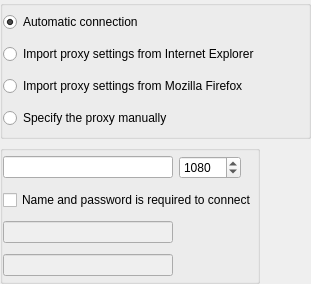
Before: the Qt Designer form src/plugins/connectionmanager/proxyoptionswidget.ui in silvansky/Contacts, drawn with Qt 5.
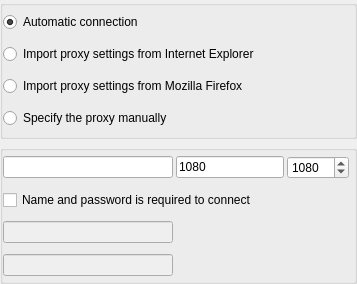
After: the same form once the commit is applied.

The edit to the form file:
```diff
--- a/src/plugins/connectionmanager/proxyoptionswidget.ui
+++ b/src/plugins/connectionmanager/proxyoptionswidget.ui
@@ -74,6 +74,9 @@
       </property>
       <item>
        <layout class="QHBoxLayout" name="horizontalLayout">
+        <property name="spacing">
+         <number>3</number>
+        </property>
         <item>
          <widget class="QLineEdit" name="lneProxyHost">
           <property name="sizePolicy">
@@ -90,6 +93,13 @@
           </property>
          </widget>
         </item>
+        <item>
+         <widget class="QLineEdit" name="lneProxyPort">
+          <property name="text">
+           <string>1080</string>
+          </property>
+         </widget>
+        </item>
         <item>
          <widget class="QSpinBox" name="spbProxyPort">
           <property name="sizePolicy">
```
